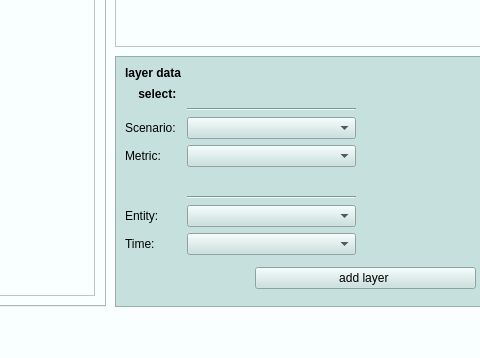
The window that EBVCubeVisualizer.ui (EBVcube/EBVCubeVisualizer) describes before a commit, drawn with Qt 5; both pictures show x 655 to 1135 and y 434 to 792 of the 1273 by 792 pixel window.
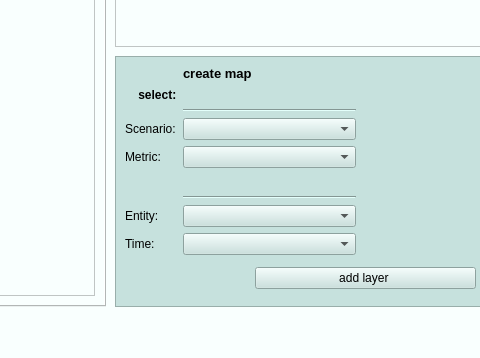
The same window after the commit.

Commit message: the creat map window has been modified

```diff
--- a/EBVCubeVisualizer.ui
+++ b/EBVCubeVisualizer.ui
@@ -298,19 +298,6 @@
      </rect>
     </property>
     <layout class="QFormLayout" name="formLayout_2">
-     <item row="0" column="0">
-      <widget class="QLabel" name="label">
-       <property name="font">
-        <font>
-         <weight>75</weight>
-         <bold>true</bold>
-        </font>
-       </property>
-       <property name="text">
-        <string>layer data</string>
-       </property>
-      </widget>
-     </item>
      <item row="1" column="1">
       <spacer name="verticalSpacer">
        <property name="orientation">
@@ -404,6 +391,19 @@
        </property>
       </widget>
      </item>
+     <item row="0" column="1">
+      <widget class="QLabel" name="label">
+       <property name="font">
+        <font>
+         <weight>75</weight>
+         <bold>true</bold>
+        </font>
+       </property>
+       <property name="text">
+        <string>&lt;html&gt;&lt;head/&gt;&lt;body&gt;&lt;p&gt;&lt;span style=&quot; font-size:10pt;&quot;&gt;create map&lt;/span&gt;&lt;/p&gt;&lt;/body&gt;&lt;/html&gt;</string>
+       </property>
+      </widget>
+     </item>
     </layout>
    </widget>
   </widget>
```
